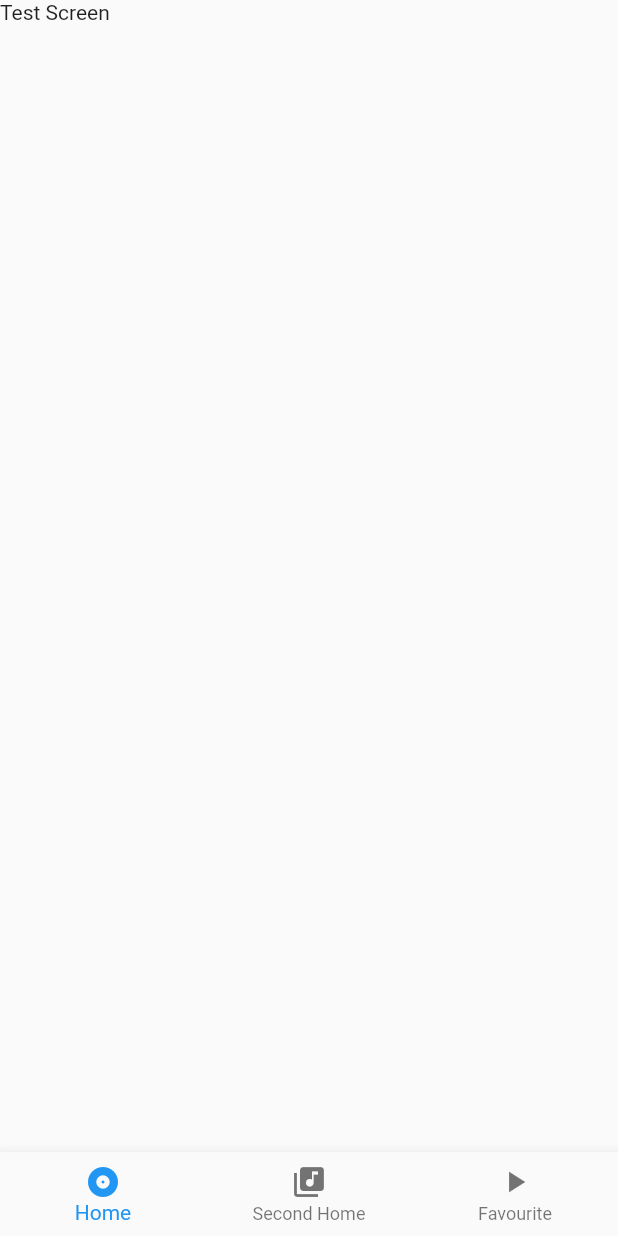
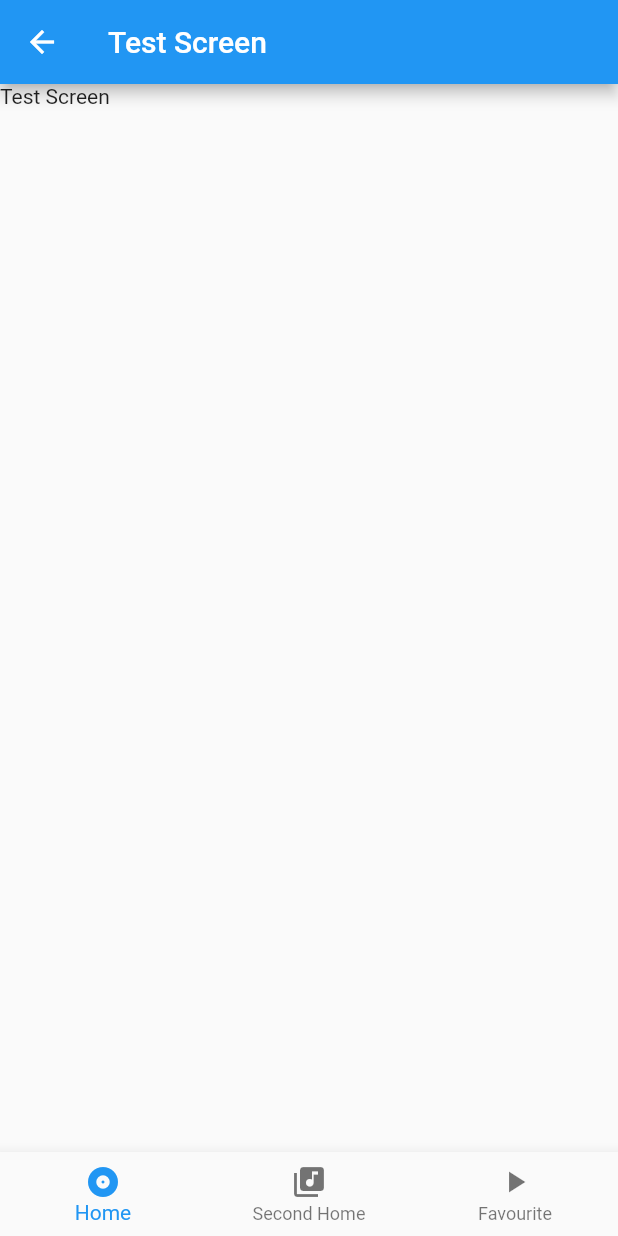
Before and after one commit to pavelsust/flutter_bottom_nav, a Flutter app: the screen it shows after launch, after a tap on "Home Screen", on a phone screen of 412 x 824 dp. Run offline on Flutter 3.47's test engine with Material 2 defaults, Android fonts, the phone set to English and light mode, and no system bars.

Commit message:
test done

```diff
--- a/lib/screens/dashboard_screen.dart
+++ b/lib/screens/dashboard_screen.dart
@@ -97,7 +97,7 @@ class _DashboardScreen extends State<DashboardScreen>  with TickerProviderStateM
       child: Scaffold(
         body: PageTransitionSwitcher(
           child: screens[this.index],
-          duration: Duration(microseconds: 400),
+          duration: Duration(microseconds: 2000),
           transitionBuilder: (child , animation , secondaryAnimation) => FadeThroughTransition(
             animation: animation,
             secondaryAnimation: secondaryAnimation,
--- a/lib/screens/test_screen.dart
+++ b/lib/screens/test_screen.dart
@@ -8,6 +8,11 @@ class TestScreen extends StatelessWidget{
   Widget build(BuildContext context) {
     return SafeArea(
       child: Scaffold(
+        appBar: AppBar(
+          title: Text(
+            "Test Screen"
+          ),
+        ),
         body: Container(
           child: Text(
             "Test Screen"
```
